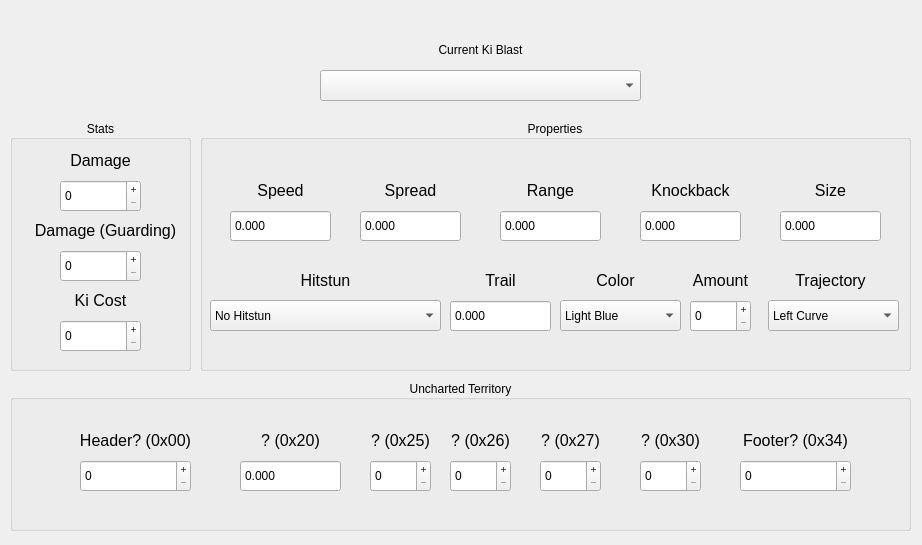
Old version of the form src/ui/paramSections/kiframe.ui in the repository jagger1407/NeoStudio.
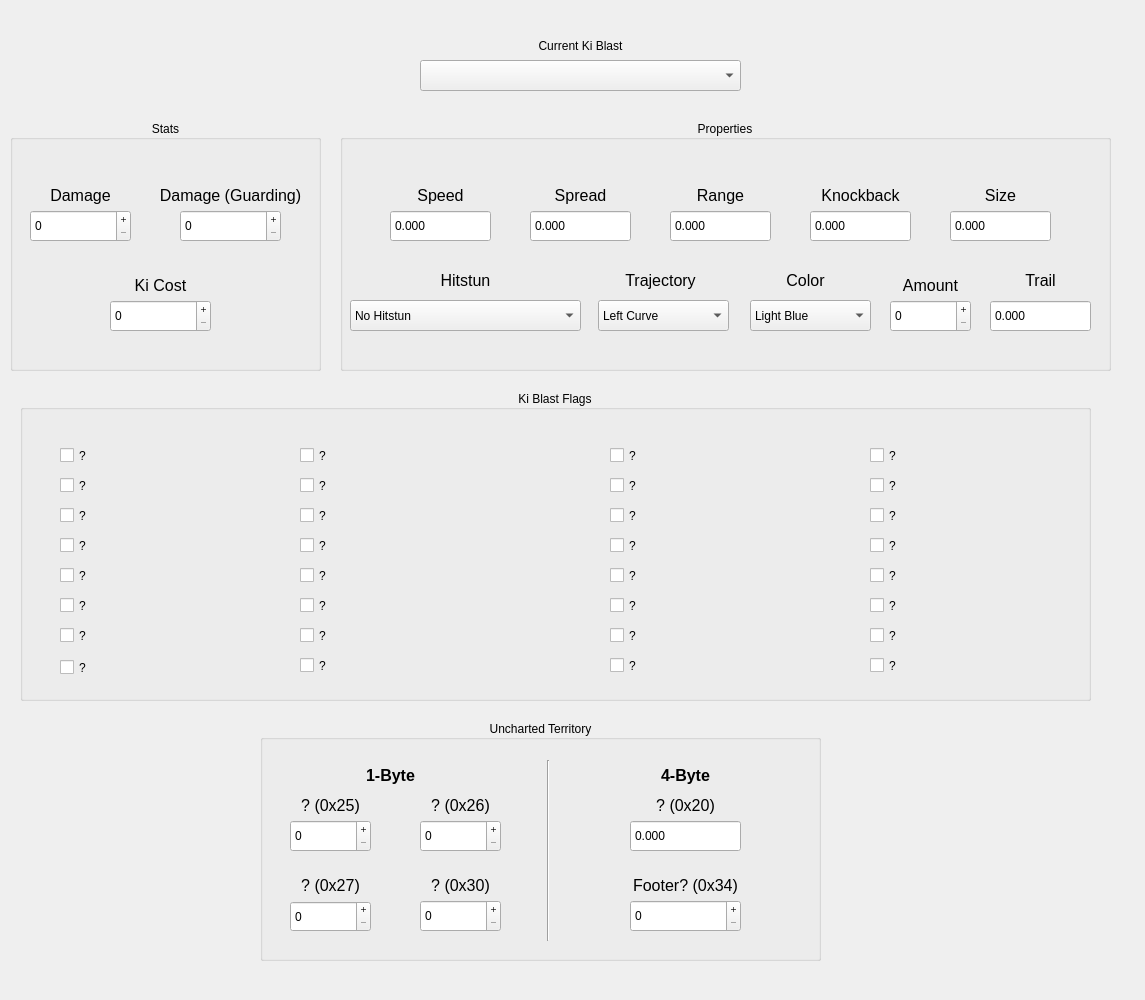
New version of the form.

```diff
--- a/src/ui/paramSections/kiframe.ui
+++ b/src/ui/paramSections/kiframe.ui
@@ -6,8 +6,8 @@
    <rect>
     <x>0</x>
     <y>0</y>
-    <width>922</width>
-    <height>545</height>
+    <width>1145</width>
+    <height>1000</height>
    </rect>
   </property>
   <property name="windowTitle">
@@ -21,7 +21,7 @@
     <rect>
      <x>10</x>
      <y>120</y>
-     <width>181</width>
+     <width>311</width>
      <height>251</height>
     </rect>
    </property>
@@ -37,10 +37,10 @@
    <widget class="QLabel" name="DamageLbl">
     <property name="geometry">
      <rect>
-      <x>40</x>
-      <y>30</y>
+      <x>20</x>
+      <y>60</y>
       <width>101</width>
-      <height>21</height>
+      <height>31</height>
      </rect>
     </property>
     <property name="font">
@@ -61,9 +61,9 @@
    <widget class="QSpinBox" name="DamageBox">
     <property name="geometry">
      <rect>
-      <x>50</x>
-      <y>60</y>
-      <width>81</width>
+      <x>20</x>
+      <y>90</y>
+      <width>101</width>
       <height>32</height>
      </rect>
     </property>
@@ -86,9 +86,9 @@
    <widget class="QSpinBox" name="DamageGuardBox">
     <property name="geometry">
      <rect>
-      <x>50</x>
-      <y>130</y>
-      <width>81</width>
+      <x>170</x>
+      <y>90</y>
+      <width>101</width>
       <height>32</height>
      </rect>
     </property>
@@ -111,10 +111,10 @@
    <widget class="QLabel" name="DamageGuardLbl">
     <property name="geometry">
      <rect>
-      <x>20</x>
-      <y>100</y>
-      <width>151</width>
-      <height>21</height>
+      <x>150</x>
+      <y>60</y>
+      <width>141</width>
+      <height>31</height>
      </rect>
     </property>
     <property name="font">
@@ -135,9 +135,9 @@
    <widget class="QSpinBox" name="KiCostBox">
     <property name="geometry">
      <rect>
-      <x>50</x>
-      <y>200</y>
-      <width>81</width>
+      <x>100</x>
+      <y>180</y>
+      <width>101</width>
       <height>32</height>
      </rect>
     </property>
@@ -160,10 +160,10 @@
    <widget class="QLabel" name="KiCostLbl">
     <property name="geometry">
      <rect>
-      <x>50</x>
-      <y>170</y>
-      <width>81</width>
-      <height>21</height>
+      <x>100</x>
+      <y>150</y>
+      <width>101</width>
+      <height>31</height>
      </rect>
     </property>
     <property name="font">
@@ -185,8 +185,8 @@
   <widget class="QComboBox" name="KiBlastSelectionBox">
    <property name="geometry">
     <rect>
-     <x>320</x>
-     <y>70</y>
+     <x>420</x>
+     <y>60</y>
      <width>321</width>
      <height>31</height>
     </rect>
@@ -271,10 +271,10 @@
   <widget class="QLabel" name="KiBlastSelectionLabel">
    <property name="geometry">
     <rect>
-     <x>320</x>
-     <y>40</y>
+     <x>420</x>
+     <y>30</y>
      <width>321</width>
-     <height>20</height>
+     <height>31</height>
     </rect>
    </property>
    <property name="toolTip">
@@ -290,9 +290,9 @@
   <widget class="QGroupBox" name="PropGroupBox">
    <property name="geometry">
     <rect>
-     <x>200</x>
+     <x>340</x>
      <y>120</y>
-     <width>711</width>
+     <width>771</width>
      <height>251</height>
     </rect>
    </property>
@@ -305,7 +305,7 @@
    <widget class="QDoubleSpinBox" name="SpeedBox">
     <property name="geometry">
      <rect>
-      <x>30</x>
+      <x>50</x>
       <y>90</y>
       <width>101</width>
       <height>32</height>
@@ -333,10 +333,10 @@
    <widget class="QLabel" name="SpeedLbl">
     <property name="geometry">
      <rect>
-      <x>30</x>
+      <x>50</x>
       <y>60</y>
       <width>101</width>
-      <height>21</height>
+      <height>31</height>
      </rect>
     </property>
     <property name="font">
@@ -357,7 +357,7 @@
    <widget class="QDoubleSpinBox" name="SpreadBox">
     <property name="geometry">
      <rect>
-      <x>160</x>
+      <x>190</x>
       <y>90</y>
       <width>101</width>
       <height>32</height>
@@ -382,10 +382,10 @@
    <widget class="QLabel" name="SpreadLbl">
     <property name="geometry">
      <rect>
-      <x>160</x>
+      <x>190</x>
       <y>60</y>
       <width>101</width>
-      <height>21</height>
+      <height>31</height>
      </rect>
     </property>
     <property name="font">
@@ -407,7 +407,7 @@
    <widget class="QDoubleSpinBox" name="RangeBox">
     <property name="geometry">
      <rect>
-      <x>300</x>
+      <x>330</x>
       <y>90</y>
       <width>101</width>
       <height>32</height>
@@ -432,10 +432,10 @@
    <widget class="QLabel" name="RangeLbl">
     <property name="geometry">
      <rect>
-      <x>300</x>
+      <x>330</x>
       <y>60</y>
       <width>101</width>
-      <height>21</height>
+      <height>31</height>
      </rect>
     </property>
     <property name="font">
@@ -457,10 +457,10 @@
    <widget class="QLabel" name="KnockbackLbl">
     <property name="geometry">
      <rect>
-      <x>440</x>
+      <x>470</x>
       <y>60</y>
       <width>101</width>
-      <height>21</height>
+      <height>31</height>
      </rect>
     </property>
     <property name="font">
@@ -481,7 +481,7 @@
    <widget class="QDoubleSpinBox" name="KnockbackBox">
     <property name="geometry">
      <rect>
-      <x>440</x>
+      <x>470</x>
       <y>90</y>
       <width>101</width>
       <height>32</height>
@@ -746,7 +746,7 @@
    <widget class="QDoubleSpinBox" name="SizeBox">
     <property name="geometry">
      <rect>
-      <x>580</x>
+      <x>610</x>
       <y>90</y>
       <width>101</width>
       <height>32</height>
@@ -771,10 +771,10 @@
    <widget class="QLabel" name="SizeLbl">
     <property name="geometry">
      <rect>
-      <x>580</x>
+      <x>610</x>
       <y>60</y>
       <width>101</width>
-      <height>21</height>
+      <height>31</height>
      </rect>
     </property>
     <property name="font">
@@ -792,60 +792,10 @@
      <set>Qt::AlignCenter</set>
     </property>
    </widget>
-   <widget class="QLabel" name="TrailLbl">
-    <property name="geometry">
-     <rect>
-      <x>250</x>
-      <y>150</y>
-      <width>101</width>
-      <height>21</height>
-     </rect>
-    </property>
-    <property name="font">
-     <font>
-      <pointsize>12</pointsize>
-     </font>
-    </property>
-    <property name="toolTip">
-     <string>This decides how long the trail for each Ki Blasts will be.  
-The higher the number, the longer the trail of the Ki Blast.</string>
-    </property>
-    <property name="text">
-     <string>Trail</string>
-    </property>
-    <property name="alignment">
-     <set>Qt::AlignCenter</set>
-    </property>
-   </widget>
-   <widget class="QDoubleSpinBox" name="TrailBox">
-    <property name="geometry">
-     <rect>
-      <x>250</x>
-      <y>180</y>
-      <width>101</width>
-      <height>32</height>
-     </rect>
-    </property>
-    <property name="styleSheet">
-     <string notr="true"/>
-    </property>
-    <property name="buttonSymbols">
-     <enum>QAbstractSpinBox::NoButtons</enum>
-    </property>
-    <property name="decimals">
-     <number>3</number>
-    </property>
-    <property name="minimum">
-     <double>-340282346638528859811704183484516925440.000000000000000</double>
-    </property>
-    <property name="maximum">
-     <double>340282346638528859811704183484516925440.000000000000000</double>
-    </property>
-   </widget>
    <widget class="QComboBox" name="ColorBox">
     <property name="geometry">
      <rect>
-      <x>360</x>
+      <x>410</x>
       <y>180</y>
       <width>121</width>
       <height>31</height>
@@ -911,7 +861,7 @@
    <widget class="QLabel" name="ColorLbl">
     <property name="geometry">
      <rect>
-      <x>360</x>
+      <x>410</x>
       <y>150</y>
       <width>111</width>
       <height>21</height>
@@ -932,59 +882,10 @@
      <set>Qt::AlignCenter</set>
     </property>
    </widget>
-   <widget class="QLabel" name="AmountLbl">
-    <property name="geometry">
-     <rect>
-      <x>490</x>
-      <y>150</y>
-      <width>61</width>
-      <height>21</height>
-     </rect>
-    </property>
-    <property name="font">
-     <font>
-      <pointsize>12</pointsize>
-     </font>
-    </property>
-    <property name="toolTip">
-     <string>&lt;html&gt;&lt;head/&gt;&lt;body&gt;&lt;p&gt;The amount of Ki Blast one can shoot conseuctively.&lt;/p&gt;&lt;/body&gt;&lt;/html&gt;</string>
-    </property>
-    <property name="text">
-     <string>Amount</string>
-    </property>
-    <property name="alignment">
-     <set>Qt::AlignCenter</set>
-    </property>
-   </widget>
-   <widget class="QSpinBox" name="AmountBox">
-    <property name="geometry">
-     <rect>
-      <x>490</x>
-      <y>180</y>
-      <width>61</width>
-      <height>32</height>
-     </rect>
-    </property>
-    <property name="styleSheet">
-     <string notr="true"/>
-    </property>
-    <property name="buttonSymbols">
-     <enum>QAbstractSpinBox::PlusMinus</enum>
-    </property>
-    <property name="minimum">
-     <number>0</number>
-    </property>
-    <property name="maximum">
-     <number>255</number>
-    </property>
-    <property name="value">
-     <number>0</number>
-    </property>
-   </widget>
    <widget class="QComboBox" name="TrajectoryBox">
     <property name="geometry">
      <rect>
-      <x>568</x>
+      <x>258</x>
       <y>180</y>
       <width>131</width>
       <height>31</height>
@@ -1035,7 +936,7 @@
    <widget class="QLabel" name="TrajectoryLbl">
     <property name="geometry">
      <rect>
-      <x>560</x>
+      <x>250</x>
       <y>150</y>
       <width>141</width>
       <height>21</height>
@@ -1056,14 +957,113 @@
      <set>Qt::AlignCenter</set>
     </property>
    </widget>
+   <widget class="QLabel" name="AmountLbl">
+    <property name="geometry">
+     <rect>
+      <x>550</x>
+      <y>150</y>
+      <width>81</width>
+      <height>31</height>
+     </rect>
+    </property>
+    <property name="font">
+     <font>
+      <pointsize>12</pointsize>
+     </font>
+    </property>
+    <property name="toolTip">
+     <string>&lt;html&gt;&lt;head/&gt;&lt;body&gt;&lt;p&gt;The amount of Ki Blast one can shoot conseuctively.&lt;/p&gt;&lt;/body&gt;&lt;/html&gt;</string>
+    </property>
+    <property name="text">
+     <string>Amount</string>
+    </property>
+    <property name="alignment">
+     <set>Qt::AlignCenter</set>
+    </property>
+   </widget>
+   <widget class="QSpinBox" name="AmountBox">
+    <property name="geometry">
+     <rect>
+      <x>550</x>
+      <y>180</y>
+      <width>81</width>
+      <height>32</height>
+     </rect>
+    </property>
+    <property name="styleSheet">
+     <string notr="true"/>
+    </property>
+    <property name="buttonSymbols">
+     <enum>QAbstractSpinBox::PlusMinus</enum>
+    </property>
+    <property name="minimum">
+     <number>0</number>
+    </property>
+    <property name="maximum">
+     <number>255</number>
+    </property>
+    <property name="value">
+     <number>0</number>
+    </property>
+   </widget>
+   <widget class="QLabel" name="TrailLbl">
+    <property name="geometry">
+     <rect>
+      <x>650</x>
+      <y>150</y>
+      <width>101</width>
+      <height>21</height>
+     </rect>
+    </property>
+    <property name="font">
+     <font>
+      <pointsize>12</pointsize>
+     </font>
+    </property>
+    <property name="toolTip">
+     <string>This decides how long the trail for each Ki Blasts will be.  
+The higher the number, the longer the trail of the Ki Blast.</string>
+    </property>
+    <property name="text">
+     <string>Trail</string>
+    </property>
+    <property name="alignment">
+     <set>Qt::AlignCenter</set>
+    </property>
+   </widget>
+   <widget class="QDoubleSpinBox" name="TrailBox">
+    <property name="geometry">
+     <rect>
+      <x>650</x>
+      <y>180</y>
+      <width>101</width>
+      <height>32</height>
+     </rect>
+    </property>
+    <property name="styleSheet">
+     <string notr="true"/>
+    </property>
+    <property name="buttonSymbols">
+     <enum>QAbstractSpinBox::NoButtons</enum>
+    </property>
+    <property name="decimals">
+     <number>3</number>
+    </property>
+    <property name="minimum">
+     <double>-340282346638528859811704183484516925440.000000000000000</double>
+    </property>
+    <property name="maximum">
+     <double>340282346638528859811704183484516925440.000000000000000</double>
+    </property>
+   </widget>
   </widget>
   <widget class="QGroupBox" name="UnknownGroupBox">
    <property name="geometry">
     <rect>
-     <x>10</x>
-     <y>380</y>
-     <width>901</width>
-     <height>151</height>
+     <x>260</x>
+     <y>720</y>
+     <width>561</width>
+     <height>241</height>
     </rect>
    </property>
    <property name="title">
@@ -1075,10 +1075,10 @@
    <widget class="QLabel" name="Unk20Lbl">
     <property name="geometry">
      <rect>
-      <x>230</x>
-      <y>50</y>
-      <width>101</width>
-      <height>21</height>
+      <x>370</x>
+      <y>70</y>
+      <width>111</width>
+      <height>31</height>
      </rect>
     </property>
     <property name="font">
@@ -1100,9 +1100,9 @@
    <widget class="QDoubleSpinBox" name="Unk20Box">
     <property name="geometry">
      <rect>
-      <x>230</x>
-      <y>80</y>
-      <width>101</width>
+      <x>370</x>
+      <y>100</y>
+      <width>111</width>
       <height>32</height>
      </rect>
     </property>
@@ -1125,9 +1125,9 @@
    <widget class="QSpinBox" name="Unk26Box">
     <property name="geometry">
      <rect>
-      <x>440</x>
-      <y>80</y>
-      <width>61</width>
+      <x>160</x>
+      <y>100</y>
+      <width>81</width>
       <height>32</height>
      </rect>
     </property>
@@ -1153,10 +1153,10 @@
    <widget class="QLabel" name="Unk26Lbl">
     <property name="geometry">
      <rect>
-      <x>440</x>
-      <y>50</y>
-      <width>61</width>
-      <height>21</height>
+      <x>160</x>
+      <y>70</y>
+      <width>81</width>
+      <height>31</height>
      </rect>
     </property>
     <property name="font">
@@ -1178,10 +1178,10 @@
    <widget class="QSpinBox" name="Unk27Box">
     <property name="geometry">
      <rect>
-      <x>530</x>
-      <y>80</y>
-      <width>61</width>
-      <height>32</height>
+      <x>30</x>
+      <y>181</y>
+      <width>81</width>
+      <height>31</height>
      </rect>
     </property>
     <property name="styleSheet">
@@ -1206,10 +1206,10 @@
    <widget class="QLabel" name="Unk27Lbl">
     <property name="geometry">
      <rect>
-      <x>530</x>
-      <y>50</y>
-      <width>61</width>
-      <height>21</height>
+      <x>30</x>
+      <y>150</y>
+      <width>81</width>
+      <height>31</height>
      </rect>
     </property>
     <property name="font">
@@ -1228,64 +1228,11 @@
      <set>Qt::AlignCenter</set>
     </property>
    </widget>
-   <widget class="QSpinBox" name="HeaderBox">
-    <property name="geometry">
-     <rect>
-      <x>70</x>
-      <y>80</y>
-      <width>111</width>
-      <height>32</height>
-     </rect>
-    </property>
-    <property name="styleSheet">
-     <string notr="true"/>
-    </property>
-    <property name="buttonSymbols">
-     <enum>QAbstractSpinBox::PlusMinus</enum>
-    </property>
-    <property name="minimum">
-     <number>0</number>
-    </property>
-    <property name="maximum">
-     <number>2147483647</number>
-    </property>
-    <property name="value">
-     <number>0</number>
-    </property>
-    <property name="displayIntegerBase">
-     <number>16</number>
-    </property>
-   </widget>
-   <widget class="QLabel" name="HeaderLbl">
-    <property name="geometry">
-     <rect>
-      <x>70</x>
-      <y>50</y>
-      <width>111</width>
-      <height>21</height>
-     </rect>
-    </property>
-    <property name="font">
-     <font>
-      <pointsize>12</pointsize>
-     </font>
-    </property>
-    <property name="toolTip">
-     <string>4 Bytes at the beginning of each parameter section. 
-What these influence is currently unknown.</string>
-    </property>
-    <property name="text">
-     <string>Header? (0x00)</string>
-    </property>
-    <property name="alignment">
-     <set>Qt::AlignCenter</set>
-    </property>
-   </widget>
    <widget class="QSpinBox" name="FooterBox">
     <property name="geometry">
      <rect>
-      <x>730</x>
-      <y>80</y>
+      <x>370</x>
+      <y>180</y>
       <width>111</width>
       <height>32</height>
      </rect>
@@ -1312,10 +1259,10 @@
    <widget class="QLabel" name="FooterLbl">
     <property name="geometry">
      <rect>
-      <x>730</x>
-      <y>50</y>
+      <x>370</x>
+      <y>150</y>
       <width>111</width>
-      <height>21</height>
+      <height>31</height>
      </rect>
     </property>
     <property name="font">
@@ -1337,9 +1284,9 @@
    <widget class="QSpinBox" name="Unk30Box">
     <property name="geometry">
      <rect>
-      <x>630</x>
-      <y>80</y>
-      <width>61</width>
+      <x>160</x>
+      <y>180</y>
+      <width>81</width>
       <height>32</height>
      </rect>
     </property>
@@ -1365,10 +1312,10 @@
    <widget class="QLabel" name="Unk30Lbl">
     <property name="geometry">
      <rect>
-      <x>630</x>
-      <y>50</y>
-      <width>61</width>
-      <height>21</height>
+      <x>160</x>
+      <y>150</y>
+      <width>81</width>
+      <height>31</height>
      </rect>
     </property>
     <property name="font">
@@ -1390,9 +1337,9 @@
    <widget class="QSpinBox" name="Unk25Box">
     <property name="geometry">
      <rect>
-      <x>360</x>
-      <y>80</y>
-      <width>61</width>
+      <x>30</x>
+      <y>100</y>
+      <width>81</width>
       <height>32</height>
      </rect>
     </property>
@@ -1418,10 +1365,10 @@
    <widget class="QLabel" name="Unk25Lbl">
     <property name="geometry">
      <rect>
-      <x>360</x>
-      <y>50</y>
-      <width>61</width>
-      <height>21</height>
+      <x>30</x>
+      <y>70</y>
+      <width>81</width>
+      <height>31</height>
      </rect>
     </property>
     <property name="font">
@@ -1440,6 +1387,666 @@
      <set>Qt::AlignCenter</set>
     </property>
    </widget>
+   <widget class="QLabel" name="Unk25Lbl_2">
+    <property name="geometry">
+     <rect>
+      <x>40</x>
+      <y>40</y>
+      <width>181</width>
+      <height>31</height>
+     </rect>
+    </property>
+    <property name="font">
+     <font>
+      <pointsize>12</pointsize>
+     </font>
+    </property>
+    <property name="toolTip">
+     <string>A 1-Byte parameter located at offset 0x25. 
+It is currently unknown what this parameter does.</string>
+    </property>
+    <property name="text">
+     <string>&lt;html&gt;&lt;head/&gt;&lt;body&gt;&lt;p&gt;&lt;span style=&quot; font-weight:700;&quot;&gt;1-Byte&lt;/span&gt;&lt;/p&gt;&lt;/body&gt;&lt;/html&gt;</string>
+    </property>
+    <property name="alignment">
+     <set>Qt::AlignCenter</set>
+    </property>
+   </widget>
+   <widget class="QLabel" name="Unk25Lbl_3">
+    <property name="geometry">
+     <rect>
+      <x>360</x>
+      <y>40</y>
+      <width>131</width>
+      <height>31</height>
+     </rect>
+    </property>
+    <property name="font">
+     <font>
+      <pointsize>12</pointsize>
+     </font>
+    </property>
+    <property name="toolTip">
+     <string>A 1-Byte parameter located at offset 0x25. 
+It is currently unknown what this parameter does.</string>
+    </property>
+    <property name="text">
+     <string>&lt;html&gt;&lt;head/&gt;&lt;body&gt;&lt;p&gt;&lt;span style=&quot; font-weight:700;&quot;&gt;4-Byte&lt;/span&gt;&lt;/p&gt;&lt;/body&gt;&lt;/html&gt;</string>
+    </property>
+    <property name="alignment">
+     <set>Qt::AlignCenter</set>
+    </property>
+   </widget>
+   <widget class="Line" name="line">
+    <property name="geometry">
+     <rect>
+      <x>280</x>
+      <y>40</y>
+      <width>16</width>
+      <height>181</height>
+     </rect>
+    </property>
+    <property name="orientation">
+     <enum>Qt::Vertical</enum>
+    </property>
+   </widget>
+  </widget>
+  <widget class="QGroupBox" name="KiBlastFlagGroup">
+   <property name="geometry">
+    <rect>
+     <x>20</x>
+     <y>390</y>
+     <width>1071</width>
+     <height>311</height>
+    </rect>
+   </property>
+   <property name="title">
+    <string>Ki Blast Flags</string>
+   </property>
+   <property name="alignment">
+    <set>Qt::AlignCenter</set>
+   </property>
+   <widget class="QCheckBox" name="Flag_0">
+    <property name="geometry">
+     <rect>
+      <x>40</x>
+      <y>50</y>
+      <width>171</width>
+      <height>31</height>
+     </rect>
+    </property>
+    <property name="toolTip">
+     <string>&lt;html&gt;&lt;head/&gt;&lt;body&gt;&lt;p&gt;Unknown Flag.&lt;/p&gt;&lt;/body&gt;&lt;/html&gt;</string>
+    </property>
+    <property name="text">
+     <string>?</string>
+    </property>
+   </widget>
+   <widget class="QCheckBox" name="Flag_7">
+    <property name="geometry">
+     <rect>
+      <x>40</x>
+      <y>262</y>
+      <width>171</width>
+      <height>31</height>
+     </rect>
+    </property>
+    <property name="text">
+     <string>?</string>
+    </property>
+   </widget>
+   <widget class="QCheckBox" name="Flag_2">
+    <property name="geometry">
+     <rect>
+      <x>40</x>
+      <y>110</y>
+      <width>181</width>
+      <height>31</height>
+     </rect>
+    </property>
+    <property name="text">
+     <string>?</string>
+    </property>
+   </widget>
+   <widget class="QCheckBox" name="Flag_5">
+    <property name="geometry">
+     <rect>
+      <x>40</x>
+      <y>200</y>
+      <width>171</width>
+      <height>31</height>
+     </rect>
+    </property>
+    <property name="text">
+     <string>?</string>
+    </property>
+   </widget>
+   <widget class="QCheckBox" name="Flag_3">
+    <property name="geometry">
+     <rect>
+      <x>40</x>
+      <y>140</y>
+      <width>171</width>
+      <height>31</height>
+     </rect>
+    </property>
+    <property name="text">
+     <string>?</string>
+    </property>
+   </widget>
+   <widget class="QCheckBox" name="Flag_6">
+    <property name="geometry">
+     <rect>
+      <x>40</x>
+      <y>230</y>
+      <width>171</width>
+      <height>31</height>
+     </rect>
+    </property>
+    <property name="text">
+     <string>?</string>
+    </property>
+   </widget>
+   <widget class="QCheckBox" name="Flag_4">
+    <property name="geometry">
+     <rect>
+      <x>40</x>
+      <y>170</y>
+      <width>171</width>
+      <height>31</height>
+     </rect>
+    </property>
+    <property name="text">
+     <string>?</string>
+    </property>
+   </widget>
+   <widget class="QCheckBox" name="Flag_1">
+    <property name="geometry">
+     <rect>
+      <x>40</x>
+      <y>80</y>
+      <width>171</width>
+      <height>31</height>
+     </rect>
+    </property>
+    <property name="toolTip">
+     <string>Checks if you can absorb Ki Blasts and Ki-Based Blast 2s/Ultimates.</string>
+    </property>
+    <property name="text">
+     <string>?</string>
+    </property>
+   </widget>
+   <widget class="QCheckBox" name="Flag_8">
+    <property name="geometry">
+     <rect>
+      <x>280</x>
+      <y>50</y>
+      <width>171</width>
+      <height>31</height>
+     </rect>
+    </property>
+    <property name="sizePolicy">
+     <sizepolicy hsizetype="Minimum" vsizetype="Fixed">
+      <horstretch>0</horstretch>
+      <verstretch>0</verstretch>
+     </sizepolicy>
+    </property>
+    <property name="text">
+     <string>?</string>
+    </property>
+   </widget>
+   <widget class="QCheckBox" name="Flag_9">
+    <property name="geometry">
+     <rect>
+      <x>280</x>
+      <y>80</y>
+      <width>191</width>
+      <height>31</height>
+     </rect>
+    </property>
+    <property name="sizePolicy">
+     <sizepolicy hsizetype="Minimum" vsizetype="Fixed">
+      <horstretch>0</horstretch>
+      <verstretch>0</verstretch>
+     </sizepolicy>
+    </property>
+    <property name="toolTip">
+     <string>&lt;html&gt;&lt;head/&gt;&lt;body&gt;&lt;p&gt;&lt;br/&gt;&lt;/p&gt;&lt;/body&gt;&lt;/html&gt;</string>
+    </property>
+    <property name="text">
+     <string>?</string>
+    </property>
+   </widget>
+   <widget class="QCheckBox" name="Flag_10">
+    <property name="geometry">
+     <rect>
+      <x>280</x>
+      <y>110</y>
+      <width>211</width>
+      <height>31</height>
+     </rect>
+    </property>
+    <property name="sizePolicy">
+     <sizepolicy hsizetype="Minimum" vsizetype="Fixed">
+      <horstretch>0</horstretch>
+      <verstretch>0</verstretch>
+     </sizepolicy>
+    </property>
+    <property name="toolTip">
+     <string>&lt;html&gt;&lt;head/&gt;&lt;body&gt;&lt;p&gt;&lt;br/&gt;&lt;/p&gt;&lt;/body&gt;&lt;/html&gt;</string>
+    </property>
+    <property name="text">
+     <string>?</string>
+    </property>
+   </widget>
+   <widget class="QCheckBox" name="Flag_11">
+    <property name="geometry">
+     <rect>
+      <x>280</x>
+      <y>140</y>
+      <width>171</width>
+      <height>31</height>
+     </rect>
+    </property>
+    <property name="sizePolicy">
+     <sizepolicy hsizetype="Minimum" vsizetype="Fixed">
+      <horstretch>0</horstretch>
+      <verstretch>0</verstretch>
+     </sizepolicy>
+    </property>
+    <property name="toolTip">
+     <string>Checks if you can break objects by touching them.</string>
+    </property>
+    <property name="text">
+     <string>?</string>
+    </property>
+   </widget>
+   <widget class="QCheckBox" name="Flag_12">
+    <property name="geometry">
+     <rect>
+      <x>280</x>
+      <y>170</y>
+      <width>171</width>
+      <height>31</height>
+     </rect>
+    </property>
+    <property name="sizePolicy">
+     <sizepolicy hsizetype="Minimum" vsizetype="Fixed">
+      <horstretch>0</horstretch>
+      <verstretch>0</verstretch>
+     </sizepolicy>
+    </property>
+    <property name="toolTip">
+     <string>Checks if you can fly (0 = Flying, 1 = Non-Flying).</string>
+    </property>
+    <property name="text">
+     <string>?</string>
+    </property>
+   </widget>
+   <widget class="QCheckBox" name="Flag_13">
+    <property name="geometry">
+     <rect>
+      <x>280</x>
+      <y>200</y>
+      <width>171</width>
+      <height>31</height>
+     </rect>
+    </property>
+    <property name="sizePolicy">
+     <sizepolicy hsizetype="Minimum" vsizetype="Fixed">
+      <horstretch>0</horstretch>
+      <verstretch>0</verstretch>
+     </sizepolicy>
+    </property>
+    <property name="text">
+     <string>?</string>
+    </property>
+   </widget>
+   <widget class="QCheckBox" name="Flag_14">
+    <property name="geometry">
+     <rect>
+      <x>280</x>
+      <y>230</y>
+      <width>171</width>
+      <height>31</height>
+     </rect>
+    </property>
+    <property name="sizePolicy">
+     <sizepolicy hsizetype="Minimum" vsizetype="Fixed">
+      <horstretch>0</horstretch>
+      <verstretch>0</verstretch>
+     </sizepolicy>
+    </property>
+    <property name="text">
+     <string>?</string>
+    </property>
+   </widget>
+   <widget class="QCheckBox" name="Flag_15">
+    <property name="geometry">
+     <rect>
+      <x>280</x>
+      <y>260</y>
+      <width>171</width>
+      <height>31</height>
+     </rect>
+    </property>
+    <property name="sizePolicy">
+     <sizepolicy hsizetype="Minimum" vsizetype="Fixed">
+      <horstretch>0</horstretch>
+      <verstretch>0</verstretch>
+     </sizepolicy>
+    </property>
+    <property name="toolTip">
+     <string>Checks if you make a metallic noise when you land.</string>
+    </property>
+    <property name="text">
+     <string>?</string>
+    </property>
+   </widget>
+   <widget class="QCheckBox" name="Flag_16">
+    <property name="geometry">
+     <rect>
+      <x>590</x>
+      <y>50</y>
+      <width>171</width>
+      <height>31</height>
+     </rect>
+    </property>
+    <property name="sizePolicy">
+     <sizepolicy hsizetype="Minimum" vsizetype="Fixed">
+      <horstretch>0</horstretch>
+      <verstretch>0</verstretch>
+     </sizepolicy>
+    </property>
+    <property name="text">
+     <string>?</string>
+    </property>
+   </widget>
+   <widget class="QCheckBox" name="Flag_17">
+    <property name="geometry">
+     <rect>
+      <x>590</x>
+      <y>80</y>
+      <width>171</width>
+      <height>31</height>
+     </rect>
+    </property>
+    <property name="sizePolicy">
+     <sizepolicy hsizetype="Minimum" vsizetype="Fixed">
+      <horstretch>0</horstretch>
+      <verstretch>0</verstretch>
+     </sizepolicy>
+    </property>
+    <property name="text">
+     <string>?</string>
+    </property>
+   </widget>
+   <widget class="QCheckBox" name="Flag_21">
+    <property name="geometry">
+     <rect>
+      <x>590</x>
+      <y>200</y>
+      <width>171</width>
+      <height>31</height>
+     </rect>
+    </property>
+    <property name="sizePolicy">
+     <sizepolicy hsizetype="Minimum" vsizetype="Fixed">
+      <horstretch>0</horstretch>
+      <verstretch>0</verstretch>
+     </sizepolicy>
+    </property>
+    <property name="text">
+     <string>?</string>
+    </property>
+   </widget>
+   <widget class="QCheckBox" name="Flag_22">
+    <property name="geometry">
+     <rect>
+      <x>590</x>
+      <y>230</y>
+      <width>171</width>
+      <height>31</height>
+     </rect>
+    </property>
+    <property name="sizePolicy">
+     <sizepolicy hsizetype="Minimum" vsizetype="Fixed">
+      <horstretch>0</horstretch>
+      <verstretch>0</verstretch>
+     </sizepolicy>
+    </property>
+    <property name="text">
+     <string>?</string>
+    </property>
+   </widget>
+   <widget class="QCheckBox" name="Flag_18">
+    <property name="geometry">
+     <rect>
+      <x>590</x>
+      <y>110</y>
+      <width>171</width>
+      <height>31</height>
+     </rect>
+    </property>
+    <property name="sizePolicy">
+     <sizepolicy hsizetype="Minimum" vsizetype="Fixed">
+      <horstretch>0</horstretch>
+      <verstretch>0</verstretch>
+     </sizepolicy>
+    </property>
+    <property name="text">
+     <string>?</string>
+    </property>
+   </widget>
+   <widget class="QCheckBox" name="Flag_19">
+    <property name="geometry">
+     <rect>
+      <x>590</x>
+      <y>140</y>
+      <width>171</width>
+      <height>31</height>
+     </rect>
+    </property>
+    <property name="sizePolicy">
+     <sizepolicy hsizetype="Minimum" vsizetype="Fixed">
+      <horstretch>0</horstretch>
+      <verstretch>0</verstretch>
+     </sizepolicy>
+    </property>
+    <property name="text">
+     <string>?</string>
+    </property>
+   </widget>
+   <widget class="QCheckBox" name="Flag_20">
+    <property name="geometry">
+     <rect>
+      <x>590</x>
+      <y>170</y>
+      <width>171</width>
+      <height>31</height>
+     </rect>
+    </property>
+    <property name="sizePolicy">
+     <sizepolicy hsizetype="Minimum" vsizetype="Fixed">
+      <horstretch>0</horstretch>
+      <verstretch>0</verstretch>
+     </sizepolicy>
+    </property>
+    <property name="text">
+     <string>?</string>
+    </property>
+   </widget>
+   <widget class="QCheckBox" name="Flag_23">
+    <property name="geometry">
+     <rect>
+      <x>590</x>
+      <y>260</y>
+      <width>171</width>
+      <height>31</height>
+     </rect>
+    </property>
+    <property name="sizePolicy">
+     <sizepolicy hsizetype="Minimum" vsizetype="Fixed">
+      <horstretch>0</horstretch>
+      <verstretch>0</verstretch>
+     </sizepolicy>
+    </property>
+    <property name="text">
+     <string>?</string>
+    </property>
+   </widget>
+   <widget class="QCheckBox" name="Flag_24">
+    <property name="geometry">
+     <rect>
+      <x>850</x>
+      <y>50</y>
+      <width>171</width>
+      <height>31</height>
+     </rect>
+    </property>
+    <property name="sizePolicy">
+     <sizepolicy hsizetype="Minimum" vsizetype="Fixed">
+      <horstretch>0</horstretch>
+      <verstretch>0</verstretch>
+     </sizepolicy>
+    </property>
+    <property name="text">
+     <string>?</string>
+    </property>
+   </widget>
+   <widget class="QCheckBox" name="Flag_25">
+    <property name="geometry">
+     <rect>
+      <x>850</x>
+      <y>80</y>
+      <width>171</width>
+      <height>31</height>
+     </rect>
+    </property>
+    <property name="sizePolicy">
+     <sizepolicy hsizetype="Minimum" vsizetype="Fixed">
+      <horstretch>0</horstretch>
+      <verstretch>0</verstretch>
+     </sizepolicy>
+    </property>
+    <property name="text">
+     <string>?</string>
+    </property>
+   </widget>
+   <widget class="QCheckBox" name="Flag_26">
+    <property name="geometry">
+     <rect>
+      <x>850</x>
+      <y>110</y>
+      <width>171</width>
+      <height>31</height>
+     </rect>
+    </property>
+    <property name="sizePolicy">
+     <sizepolicy hsizetype="Minimum" vsizetype="Fixed">
+      <horstretch>0</horstretch>
+      <verstretch>0</verstretch>
+     </sizepolicy>
+    </property>
+    <property name="text">
+     <string>?</string>
+    </property>
+   </widget>
+   <widget class="QCheckBox" name="Flag_27">
+    <property name="geometry">
+     <rect>
+      <x>850</x>
+      <y>140</y>
+      <width>171</width>
+      <height>31</height>
+     </rect>
+    </property>
+    <property name="sizePolicy">
+     <sizepolicy hsizetype="Minimum" vsizetype="Fixed">
+      <horstretch>0</horstretch>
+      <verstretch>0</verstretch>
+     </sizepolicy>
+    </property>
+    <property name="text">
+     <string>?</string>
+    </property>
+   </widget>
+   <widget class="QCheckBox" name="Flag_28">
+    <property name="geometry">
+     <rect>
+      <x>850</x>
+      <y>170</y>
+      <width>171</width>
+      <height>31</height>
+     </rect>
+    </property>
+    <property name="sizePolicy">
+     <sizepolicy hsizetype="Minimum" vsizetype="Fixed">
+      <horstretch>0</horstretch>
+      <verstretch>0</verstretch>
+     </sizepolicy>
+    </property>
+    <property name="text">
+     <string>?</string>
+    </property>
+   </widget>
+   <widget class="QCheckBox" name="Flag_29">
+    <property name="geometry">
+     <rect>
+      <x>850</x>
+      <y>200</y>
+      <width>171</width>
+      <height>31</height>
+     </rect>
+    </property>
+    <property name="sizePolicy">
+     <sizepolicy hsizetype="Minimum" vsizetype="Fixed">
+      <horstretch>0</horstretch>
+      <verstretch>0</verstretch>
+     </sizepolicy>
+    </property>
+    <property name="text">
+     <string>?</string>
+    </property>
+   </widget>
+   <widget class="QCheckBox" name="Flag_30">
+    <property name="geometry">
+     <rect>
+      <x>850</x>
+      <y>230</y>
+      <width>171</width>
+      <height>31</height>
+     </rect>
+    </property>
+    <property name="sizePolicy">
+     <sizepolicy hsizetype="Minimum" vsizetype="Fixed">
+      <horstretch>0</horstretch>
+      <verstretch>0</verstretch>
+     </sizepolicy>
+    </property>
+    <property name="text">
+     <string>?</string>
+    </property>
+   </widget>
+   <widget class="QCheckBox" name="Flag_31">
+    <property name="geometry">
+     <rect>
+      <x>850</x>
+      <y>260</y>
+      <width>171</width>
+      <height>31</height>
+     </rect>
+    </property>
+    <property name="sizePolicy">
+     <sizepolicy hsizetype="Minimum" vsizetype="Fixed">
+      <horstretch>0</horstretch>
+      <verstretch>0</verstretch>
+     </sizepolicy>
+    </property>
+    <property name="text">
+     <string>?</string>
+    </property>
+   </widget>
   </widget>
  </widget>
  <resources/>
```
Left out of the diff: 585 changed lines with no effect on the pictures.
